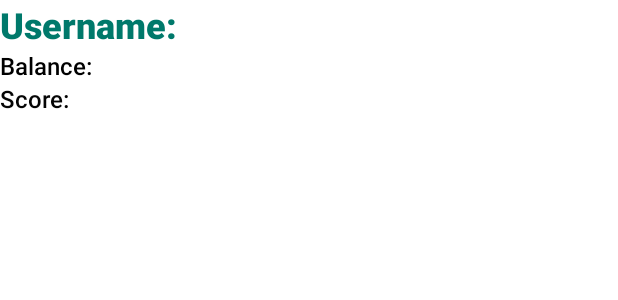
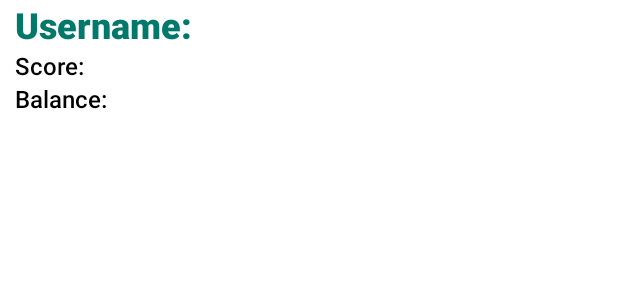
Before and after one commit to YiWeiShen/Group2_Blackjack, an Android app: the layout activity_ranking.xml on its own in the app's theme, with its tools: preview values and no code run, on a phone screen of 412 x 824 dp. Shown: the top 300 px of the screen. Run offline under Robolectric (Android 15) with nearby library versions, the phone set to English and light mode, and no system bars.

Commit message:
update ranking

```diff
--- a/app/src/main/java/com/example/group2_blackjack/RankingActivity.java
+++ b/app/src/main/java/com/example/group2_blackjack/RankingActivity.java
@@ -12,6 +12,7 @@ public class RankingActivity extends AppCompatActivity {
 
     ArrayList<Users> userList;
     ListView listView;
+
     @Override
     protected void onCreate(Bundle savedInstanceState) {
         super.onCreate(savedInstanceState);
@@ -21,7 +22,7 @@ public class RankingActivity extends AppCompatActivity {
 
         Intent intent = getIntent();
         userList = (ArrayList<Users>) intent.getSerializableExtra("userlist");
-        UserAdapter userAdapter = new UserAdapter(this,R.layout.activity_ranking,userList);
+        UserAdapter userAdapter = new UserAdapter(this, R.layout.activity_ranking, userList);
         listView.setAdapter(userAdapter);
     }
 }
--- a/app/src/main/java/com/example/group2_blackjack/Users.java
+++ b/app/src/main/java/com/example/group2_blackjack/Users.java
@@ -59,7 +59,7 @@ public class Users implements Serializable {
         return "Users " +
                 ", name='" + username + '\n' +
                 ", balance='" + balance + '\n' +
-                ", score=" + score + '\n'+
+                ", score=" + score + '\n' +
                 '}';
     }
 
--- a/app/src/main/res/layout/activity_ranking.xml
+++ b/app/src/main/res/layout/activity_ranking.xml
@@ -12,28 +12,31 @@
             android:id="@+id/username"
             android:layout_width="match_parent"
             android:layout_height="wrap_content"
+            android:layout_marginLeft="10dp"
             android:fontFamily="sans-serif-black"
             android:text="@string/username_label"
             android:textColor="#00796B"
             android:textSize="24sp" />
 
         <TextView
+            android:id="@+id/Score"
+            android:layout_width="match_parent"
+            android:layout_height="wrap_content"
+            android:layout_marginLeft="10dp"
+            android:fontFamily="sans-serif-medium"
+            android:text="@string/Score"
+            android:textColor="#050505"
+            android:textSize="16sp" />
+
+        <TextView
             android:id="@+id/balance"
             android:layout_width="match_parent"
             android:layout_height="wrap_content"
+            android:layout_marginLeft="10dp"
             android:fontFamily="sans-serif-medium"
             android:text="@string/Balance"
             android:textColor="#000000"
             android:textSize="16sp" />
 
-        <TextView
-            android:id="@+id/Score"
-            android:layout_width="match_parent"
-            android:layout_height="wrap_content"
-            android:fontFamily="sans-serif-medium"
-            android:text="@string/Score"
-            android:textColor="#050505"
-            android:textSize="16sp" />
-
     </LinearLayout>
 </androidx.constraintlayout.widget.ConstraintLayout>
```
Also changed, not shown: app/src/main/java/com/example/group2_blackjack/DBHelper.java (+4 -5 lines), app/src/main/java/com/example/group2_blackjack/UserAdapter.java (+5 -7 lines).
